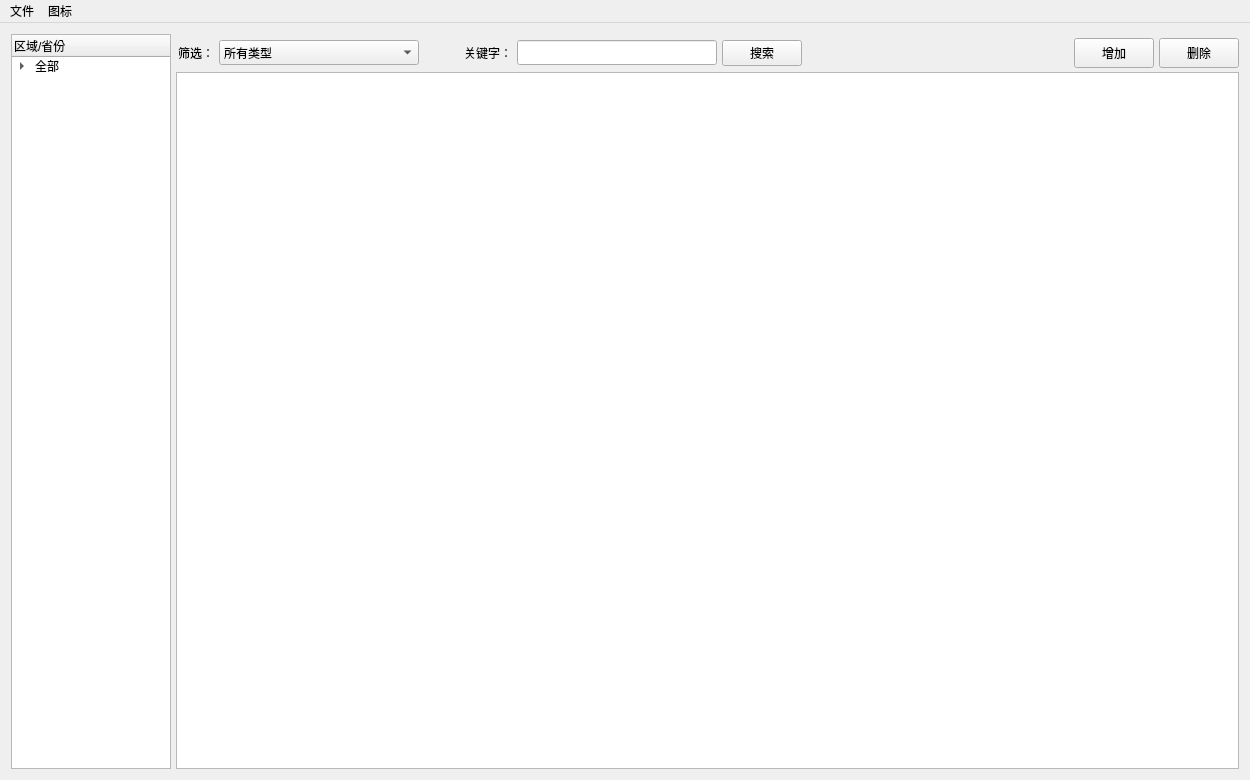
The window that mainwindow.ui (GrantLeung/CRM) describes before a commit, drawn with Qt 5.
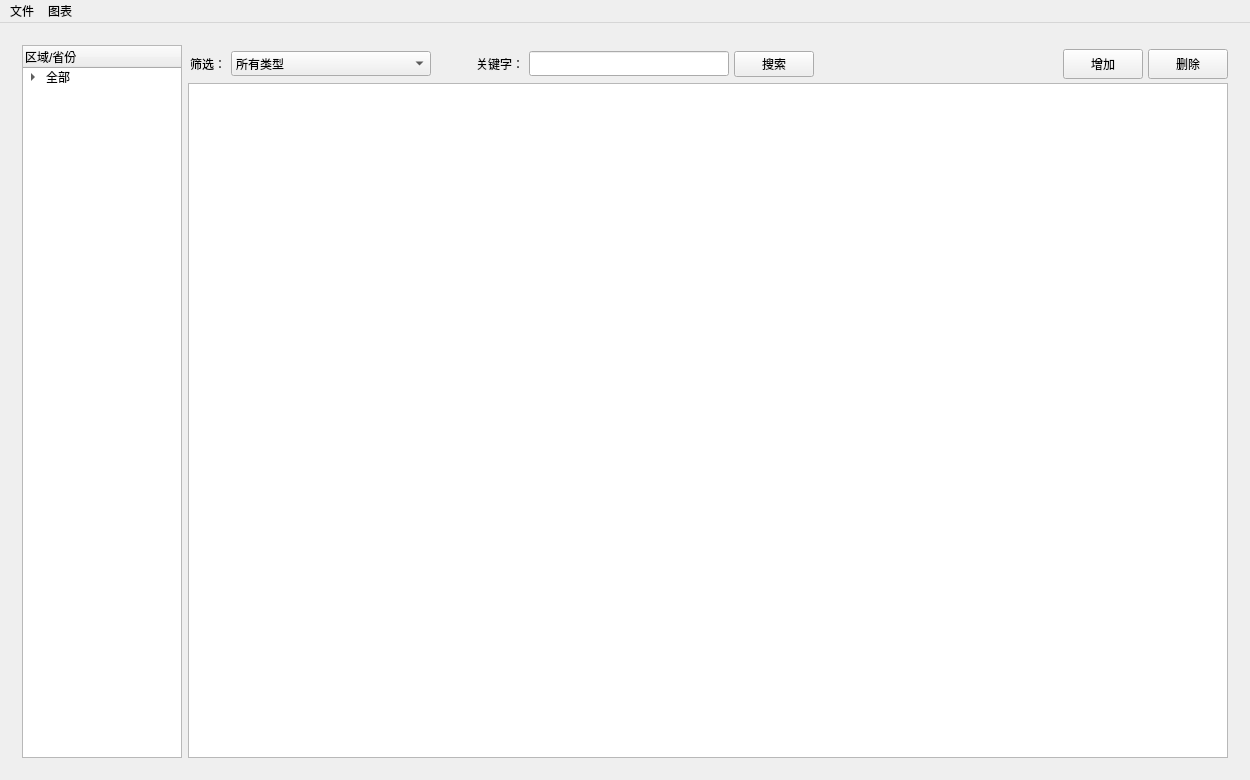
The same window after the commit. Custom widgets are drawn as their Qt base class.

What changed in the file:
```diff
--- a/mainwindow.ui
+++ b/mainwindow.ui
@@ -14,11 +14,209 @@
    <string>3weijia</string>
   </property>
   <widget class="QWidget" name="centralWidget">
-   <layout class="QHBoxLayout" name="horizontalLayout">
+   <layout class="QGridLayout" name="gridLayout">
+    <item row="0" column="0">
+     <widget class="QStackedWidget" name="stackedWidget">
+      <property name="currentIndex">
+       <number>0</number>
+      </property>
+      <widget class="QWidget" name="page">
+       <layout class="QGridLayout" name="gridLayout_2">
+        <item row="0" column="1">
+         <layout class="QVBoxLayout" name="verticalLayout">
+          <property name="spacing">
+           <number>0</number>
+          </property>
+          <item>
+           <widget class="QWidget" name="widget" native="true">
+            <layout class="QHBoxLayout" name="horizontalLayout_2">
     <property name="spacing">
      <number>5</number>
     </property>
+             <property name="leftMargin">
+              <number>2</number>
+             </property>
+             <property name="topMargin">
+              <number>4</number>
+             </property>
+             <property name="rightMargin">
+              <number>0</number>
+             </property>
+             <property name="bottomMargin">
+              <number>4</number>
+             </property>
     <item>
+              <widget class="QLabel" name="label_5">
+               <property name="text">
+                <string>筛选：</string>
+               </property>
+              </widget>
+             </item>
+             <item>
+              <widget class="QComboBox" name="comboBox">
+               <property name="minimumSize">
+                <size>
+                 <width>200</width>
+                 <height>25</height>
+                </size>
+               </property>
+               <property name="maximumSize">
+                <size>
+                 <width>200</width>
+                 <height>16777215</height>
+                </size>
+               </property>
+               <item>
+                <property name="text">
+                 <string>所有类型</string>
+                </property>
+               </item>
+               <item>
+                <property name="text">
+                 <string>企业</string>
+                </property>
+               </item>
+               <item>
+                <property name="text">
+                 <string>高校</string>
+                </property>
+               </item>
+               <item>
+                <property name="text">
+                 <string>研究所</string>
+                </property>
+               </item>
+               <item>
+                <property name="text">
+                 <string>代理</string>
+                </property>
+               </item>
+               <item>
+                <property name="text">
+                 <string>外</string>
+                </property>
+               </item>
+               <item>
+                <property name="text">
+                 <string>政府机构</string>
+                </property>
+               </item>
+               <item>
+                <property name="text">
+                 <string>部队</string>
+                </property>
+               </item>
+               <item>
+                <property name="text">
+                 <string>第三方</string>
+                </property>
+               </item>
+              </widget>
+             </item>
+             <item>
+              <spacer name="horizontalSpacer_2">
+               <property name="orientation">
+                <enum>Qt::Horizontal</enum>
+               </property>
+               <property name="sizeType">
+                <enum>QSizePolicy::Fixed</enum>
+               </property>
+               <property name="sizeHint" stdset="0">
+                <size>
+                 <width>40</width>
+                 <height>20</height>
+                </size>
+               </property>
+              </spacer>
+             </item>
+             <item>
+              <widget class="QLabel" name="label_4">
+               <property name="text">
+                <string>关键字：</string>
+               </property>
+              </widget>
+             </item>
+             <item>
+              <widget class="QLineEdit" name="lineEdit">
+               <property name="minimumSize">
+                <size>
+                 <width>150</width>
+                 <height>25</height>
+                </size>
+               </property>
+               <property name="maximumSize">
+                <size>
+                 <width>200</width>
+                 <height>16777215</height>
+                </size>
+               </property>
+              </widget>
+             </item>
+             <item>
+              <widget class="QPushButton" name="btnSearch">
+               <property name="minimumSize">
+                <size>
+                 <width>0</width>
+                 <height>25</height>
+                </size>
+               </property>
+               <property name="text">
+                <string>搜索</string>
+               </property>
+              </widget>
+             </item>
+             <item>
+              <spacer name="horizontalSpacer">
+               <property name="orientation">
+                <enum>Qt::Horizontal</enum>
+               </property>
+               <property name="sizeHint" stdset="0">
+                <size>
+                 <width>40</width>
+                 <height>20</height>
+                </size>
+               </property>
+              </spacer>
+             </item>
+             <item>
+              <widget class="QPushButton" name="btnAdd">
+               <property name="minimumSize">
+                <size>
+                 <width>80</width>
+                 <height>30</height>
+                </size>
+               </property>
+               <property name="text">
+                <string>增加</string>
+               </property>
+              </widget>
+             </item>
+             <item>
+              <widget class="QPushButton" name="btnDelete">
+               <property name="minimumSize">
+                <size>
+                 <width>80</width>
+                 <height>30</height>
+                </size>
+               </property>
+               <property name="text">
+                <string>删除</string>
+               </property>
+              </widget>
+             </item>
+            </layout>
+           </widget>
+          </item>
+          <item>
+           <widget class="QTableView" name="tableView">
+            <attribute name="horizontalHeaderHighlightSections">
+             <bool>false</bool>
+            </attribute>
+           </widget>
+          </item>
+         </layout>
+        </item>
+        <item row="0" column="0">
      <widget class="QTreeWidget" name="treeWidget">
       <property name="maximumSize">
        <size>
@@ -218,199 +416,10 @@
       </item>
      </widget>
     </item>
-    <item>
-     <layout class="QVBoxLayout" name="verticalLayout">
-      <property name="spacing">
-       <number>0</number>
-      </property>
-      <item>
-       <widget class="QWidget" name="widget" native="true">
-        <layout class="QHBoxLayout" name="horizontalLayout_2">
-         <property name="spacing">
-          <number>5</number>
-         </property>
-         <property name="leftMargin">
-          <number>2</number>
-         </property>
-         <property name="topMargin">
-          <number>4</number>
-         </property>
-         <property name="rightMargin">
-          <number>0</number>
-         </property>
-         <property name="bottomMargin">
-          <number>4</number>
-         </property>
-         <item>
-          <widget class="QLabel" name="label_5">
-           <property name="text">
-            <string>筛选：</string>
-           </property>
-          </widget>
-         </item>
-         <item>
-          <widget class="QComboBox" name="comboBox">
-           <property name="minimumSize">
-            <size>
-             <width>200</width>
-             <height>25</height>
-            </size>
-           </property>
-           <property name="maximumSize">
-            <size>
-             <width>200</width>
-             <height>16777215</height>
-            </size>
-           </property>
-           <item>
-            <property name="text">
-             <string>所有类型</string>
-            </property>
-           </item>
-           <item>
-            <property name="text">
-             <string>企业</string>
-            </property>
-           </item>
-           <item>
-            <property name="text">
-             <string>高校</string>
-            </property>
-           </item>
-           <item>
-            <property name="text">
-             <string>研究所</string>
-            </property>
-           </item>
-           <item>
-            <property name="text">
-             <string>代理</string>
-            </property>
-           </item>
-           <item>
-            <property name="text">
-             <string>外</string>
-            </property>
-           </item>
-           <item>
-            <property name="text">
-             <string>政府机构</string>
-            </property>
-           </item>
-           <item>
-            <property name="text">
-             <string>部队</string>
-            </property>
-           </item>
-           <item>
-            <property name="text">
-             <string>第三方</string>
-            </property>
-           </item>
-          </widget>
-         </item>
-         <item>
-          <spacer name="horizontalSpacer_2">
-           <property name="orientation">
-            <enum>Qt::Horizontal</enum>
-           </property>
-           <property name="sizeType">
-            <enum>QSizePolicy::Fixed</enum>
-           </property>
-           <property name="sizeHint" stdset="0">
-            <size>
-             <width>40</width>
-             <height>20</height>
-            </size>
-           </property>
-          </spacer>
-         </item>
-         <item>
-          <widget class="QLabel" name="label_4">
-           <property name="text">
-            <string>关键字：</string>
-           </property>
-          </widget>
-         </item>
-         <item>
-          <widget class="QLineEdit" name="lineEdit">
-           <property name="minimumSize">
-            <size>
-             <width>150</width>
-             <height>25</height>
-            </size>
-           </property>
-           <property name="maximumSize">
-            <size>
-             <width>200</width>
-             <height>16777215</height>
-            </size>
-           </property>
-          </widget>
-         </item>
-         <item>
-          <widget class="QPushButton" name="btnSearch">
-           <property name="minimumSize">
-            <size>
-             <width>0</width>
-             <height>25</height>
-            </size>
-           </property>
-           <property name="text">
-            <string>搜索</string>
-           </property>
-          </widget>
-         </item>
-         <item>
-          <spacer name="horizontalSpacer">
-           <property name="orientation">
-            <enum>Qt::Horizontal</enum>
-           </property>
-           <property name="sizeHint" stdset="0">
-            <size>
-             <width>40</width>
-             <height>20</height>
-            </size>
-           </property>
-          </spacer>
-         </item>
-         <item>
-          <widget class="QPushButton" name="btnAdd">
-           <property name="minimumSize">
-            <size>
-             <width>80</width>
-             <height>30</height>
-            </size>
-           </property>
-           <property name="text">
-            <string>增加</string>
-           </property>
-          </widget>
-         </item>
-         <item>
-          <widget class="QPushButton" name="btnDelete">
-           <property name="minimumSize">
-            <size>
-             <width>80</width>
-             <height>30</height>
-            </size>
-           </property>
-           <property name="text">
-            <string>删除</string>
-           </property>
-          </widget>
-         </item>
-        </layout>
-       </widget>
-      </item>
-      <item>
-       <widget class="QTableView" name="tableView">
-        <attribute name="horizontalHeaderHighlightSections">
-         <bool>false</bool>
-        </attribute>
-       </widget>
-      </item>
-     </layout>
+       </layout>
+      </widget>
+      <widget class="dataVisual" name="page_2"/>
+     </widget>
     </item>
    </layout>
   </widget>
@@ -432,7 +441,7 @@
    </widget>
    <widget class="QMenu" name="menu_2">
     <property name="title">
-     <string>图标</string>
+     <string>图表</string>
     </property>
     <addaction name="action_3"/>
    </widget>
@@ -456,6 +465,14 @@
   </action>
  </widget>
  <layoutdefault spacing="6" margin="11"/>
+ <customwidgets>
+  <customwidget>
+   <class>dataVisual</class>
+   <extends>QWidget</extends>
+   <header>dataVisual.h</header>
+   <container>1</container>
+  </customwidget>
+ </customwidgets>
  <resources/>
  <connections/>
 </ui>
```
Left out of the diff: 12 changed lines with no effect on the pictures. Lines whose indentation alone changed are shown as unchanged.
